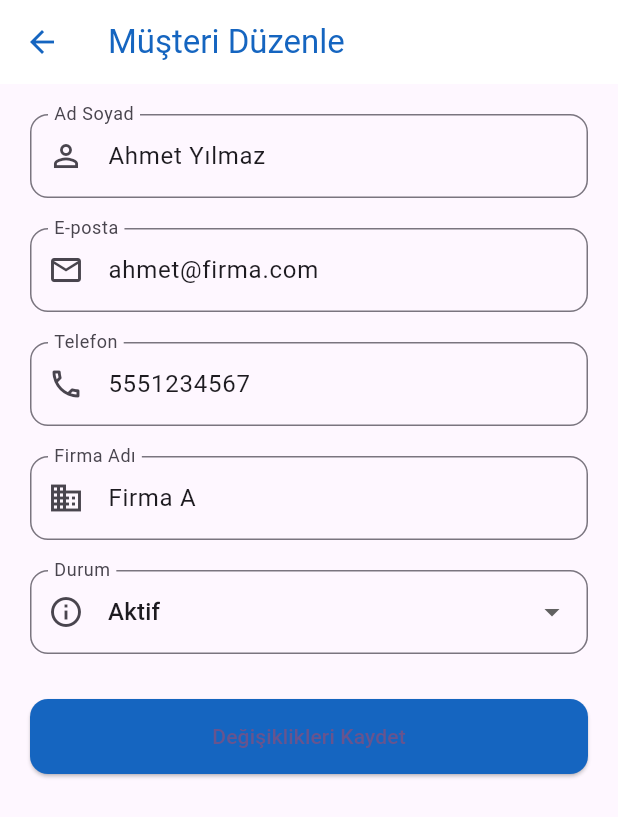
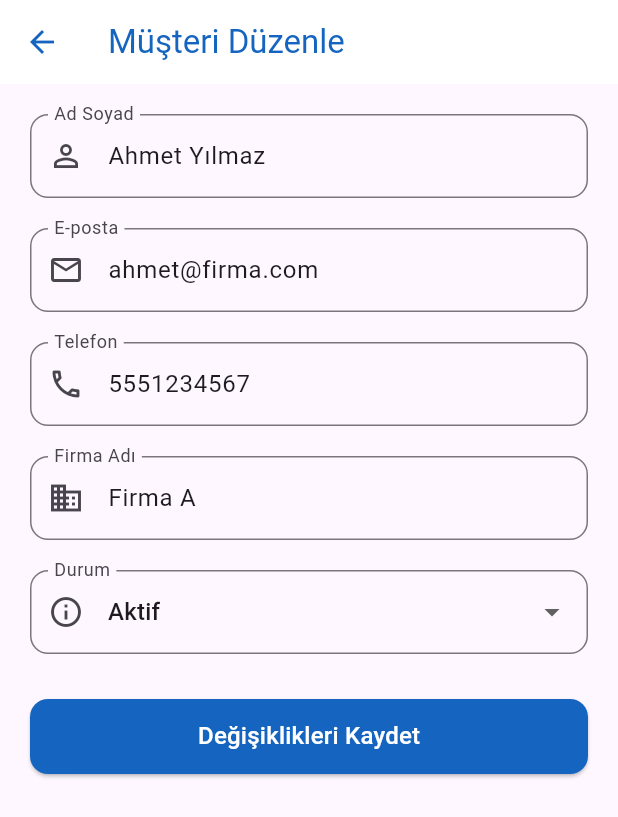
Before and after one commit to mehmetdemirr/mobil-programlama-odevleri, a Flutter app: the CustomerScreen screen opened directly, after a tap on the "edit" icon, on a phone screen of 412 x 824 dp. Shown: the top 817 px of the screen. Run offline on Flutter 3.47's test engine with Material 3 defaults, Android fonts, the phone set to English and light mode, and no system bars.

Commit message:
delete edit

```diff
--- a/project2/lib/screens/company/customer/view/customer_screen.dart
+++ b/project2/lib/screens/company/customer/view/customer_screen.dart
@@ -313,7 +313,7 @@ class _CustomerScreenState extends State<CustomerScreen> {
           ),
           TextButton(
             onPressed: () {
-              // TODO: Silme işlemi implement edilecek
+              setState(() => _customers.remove(customer));
               Navigator.pop(context);
             },
             child: const Text(
--- a/project2/lib/screens/company/customer/view/edit_customer_screen.dart
+++ b/project2/lib/screens/company/customer/view/edit_customer_screen.dart
@@ -103,7 +103,12 @@ class _EditCustomerScreenState extends State<EditCustomerScreen> {
                     borderRadius: BorderRadius.circular(12),
                   ),
                 ),
-                child: const Text('Değişiklikleri Kaydet'),
+                child: Text(
+                  'Değişiklikleri Kaydet',
+                  style: Theme.of(context).textTheme.titleMedium?.copyWith(
+                        color: Colors.white,
+                      ),
+                ),
               ),
             ],
           ),
```
Also changed, not shown: project2/lib/screens/company/customer/view/add_customer_screen.dart (+6 -1 lines).
